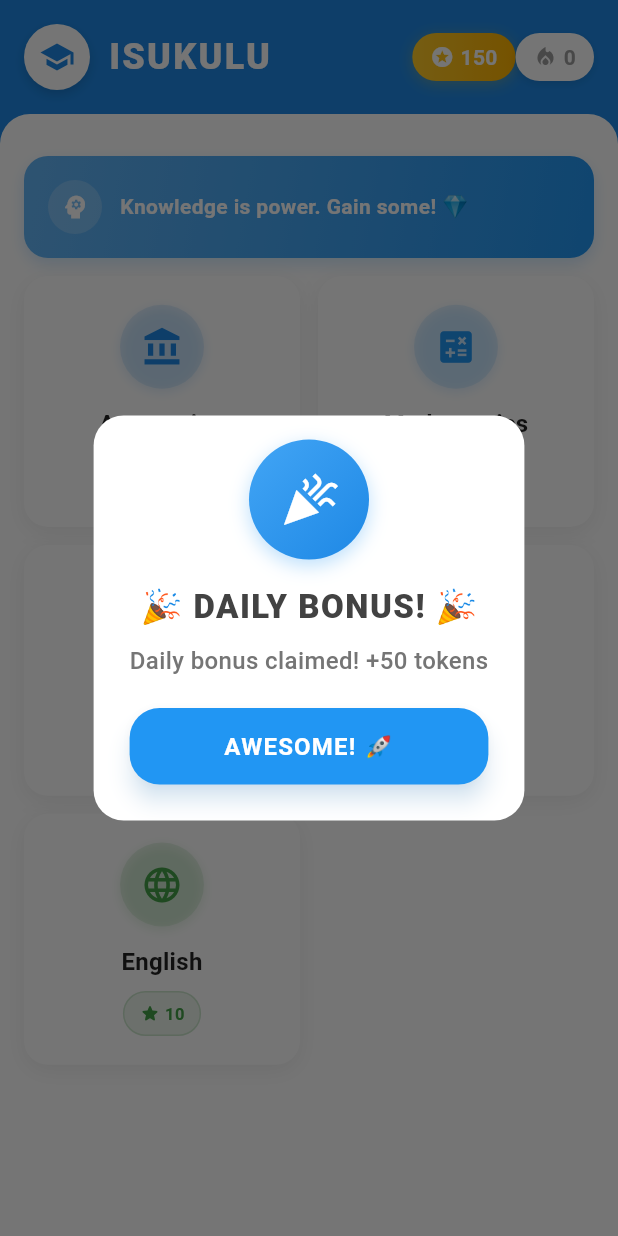
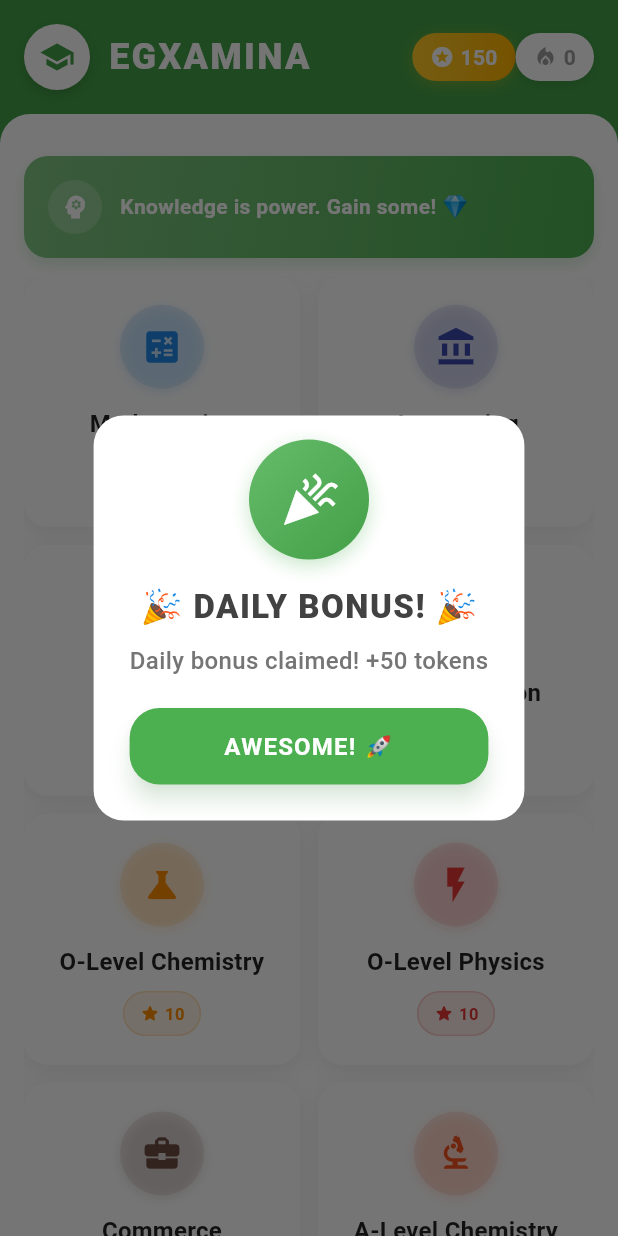
Before and after one commit to johnakabwela-lang/egxamina, a Flutter app: the QuizScreen screen opened directly, after a tap on "🎁 DAILY GIFT!", on a phone screen of 412 x 824 dp. Run offline on Flutter 3.47's test engine with Material 3 defaults, Android fonts, the phone set to English and light mode, and no system bars; our stand-ins replace audioplayers, cloud_firestore, dio, firebase_auth, firebase_core, firebase_database and 5 more; missing offline and left inert: flutter_pdfview; accounts and stored records are empty; network calls fail; statements that could not run were skipped.

Commit message:
Update main_quiz_screen.dart

```diff
--- a/lib/screens/main_quiz_screen.dart
+++ b/lib/screens/main_quiz_screen.dart
@@ -1,6 +1,4 @@
-// Mobile-optimized QuizScreen with education color scheme
 import 'dart:convert';
-
 import 'package:flutter/material.dart';
 import 'package:ultsukulu/managers/streak_manager.dart';
 import 'package:ultsukulu/managers/token_manager.dart';
@@ -187,14 +185,14 @@ class _QuizScreenState extends State<QuizScreen> {
               padding: const EdgeInsets.all(20),
               decoration: BoxDecoration(
                 gradient: LinearGradient(
-                  colors: [Colors.blue.shade400, Colors.blue.shade600],
+                  colors: [Colors.green.shade400, Colors.green.shade600],
                   begin: Alignment.topLeft,
                   end: Alignment.bottomRight,
                 ),
                 shape: BoxShape.circle,
                 boxShadow: [
                   BoxShadow(
-                    color: Colors.blue.withOpacity(0.3),
+                    color: Colors.green.withOpacity(0.3),
                     blurRadius: 10,
                     offset: const Offset(0, 4),
                   ),
@@ -232,14 +230,14 @@ class _QuizScreenState extends State<QuizScreen> {
               child: ElevatedButton(
                 onPressed: () => Navigator.pop(context),
                 style: ElevatedButton.styleFrom(
-                  backgroundColor: Colors.blue.shade500,
+                  backgroundColor: Colors.green.shade500,
                   foregroundColor: Colors.white,
                   padding: const EdgeInsets.symmetric(vertical: 14),
                   shape: RoundedRectangleBorder(
                     borderRadius: BorderRadius.circular(20),
                   ),
                   elevation: 6,
-                  shadowColor: Colors.blue.withOpacity(0.3),
+                  shadowColor: Colors.green.withOpacity(0.3),
                 ),
                 child: const Text(
                   'AWESOME! 🚀',
@@ -268,8 +266,8 @@ class _QuizScreenState extends State<QuizScreen> {
           TextButton(
             onPressed: () => Navigator.pop(context),
             style: TextButton.styleFrom(
-              backgroundColor: Colors.blue.shade100,
-              foregroundColor: Colors.blue.shade700,
+              backgroundColor: Colors.green.shade100,
+              foregroundColor: Colors.green.shade700,
               shape: RoundedRectangleBorder(
                 borderRadius: BorderRadius.circular(15),
               ),
@@ -376,7 +374,7 @@ class _QuizScreenState extends State<QuizScreen> {
   @override
   Widget build(BuildContext context) {
     return Scaffold(
-      backgroundColor: Colors.blue.shade600, // Education blue background
+      backgroundColor: Colors.green.shade600, // Duolingo green background
       body: SafeArea(
         child: Column(
           children: [
@@ -434,12 +432,12 @@ class _QuizScreenState extends State<QuizScreen> {
                 ),
               ],
             ),
-            child: Icon(Icons.school, color: Colors.blue.shade600, size: 24),
+            child: Icon(Icons.school, color: Colors.green.shade600, size: 24),
           ),
           const SizedBox(width: 12),
           const Expanded(
             child: Text(
-              'ISUKULU',
+              'EGXAMINA',
               style: TextStyle(
                 fontSize: 24,
                 fontWeight: FontWeight.w900,
@@ -502,14 +500,14 @@ class _QuizScreenState extends State<QuizScreen> {
           margin: const EdgeInsets.only(bottom: 12),
           decoration: BoxDecoration(
             gradient: LinearGradient(
-              colors: [Colors.blue.shade400, Colors.blue.shade600],
+              colors: [Colors.green.shade400, Colors.green.shade600],
               begin: Alignment.topLeft,
               end: Alignment.bottomRight,
             ),
             borderRadius: BorderRadius.circular(16),
             boxShadow: [
               BoxShadow(
-                color: Colors.blue.withOpacity(0.3),
+                color: Colors.green.withOpacity(0.3),
                 blurRadius: 8,
                 offset: const Offset(0, 4),
               ),
@@ -574,14 +572,14 @@ class _QuizScreenState extends State<QuizScreen> {
         padding: const EdgeInsets.all(16),
         decoration: BoxDecoration(
           gradient: LinearGradient(
-            colors: [Colors.blue.shade300, Colors.blue.shade500],
+            colors: [Colors.green.shade300, Colors.green.shade500],
             begin: Alignment.topLeft,
             end: Alignment.bottomRight,
           ),
           borderRadius: BorderRadius.circular(16),
           boxShadow: [
             BoxShadow(
-              color: Colors.blue.withOpacity(0.2),
+              color: Colors.green.withOpacity(0.2),
               blurRadius: 8,
               offset: const Offset(0, 4),
             ),
@@ -629,17 +627,9 @@ class _QuizScreenState extends State<QuizScreen> {
         childAspectRatio: 1.1, // Optimized for mobile
         children: [
           SubjectCard(
-            title: 'Accounting',
-            icon: Icons.account_balance,
-            color: Colors.blue.shade600,
-            tokenCost: TokenManager.QUIZ_COST,
-            onTap: () =>
-                _startQuiz(context, 'Accounting', 'accounting_questions.json'),
-          ),
-          SubjectCard(
             title: 'Mathematics',
             icon: Icons.calculate,
-            color: Colors.blue.shade500,
+            color: Colors.blue.shade600,
             tokenCost: TokenManager.QUIZ_COST,
             onTap: () => _startQuiz(
               context,
@@ -648,26 +638,97 @@ class _QuizScreenState extends State<QuizScreen> {
             ),
           ),
           SubjectCard(
-            title: 'Science',
-            icon: Icons.science,
-            color: Colors.blue.shade700,
+            title: 'Accounting',
+            icon: Icons.account_balance,
+            color: Colors.indigo.shade600,
             tokenCost: TokenManager.QUIZ_COST,
             onTap: () =>
-                _startQuiz(context, 'Science', 'science_questions.json'),
+                _startQuiz(context, 'Accounting', 'accounting_questions.json'),
           ),
           SubjectCard(
-            title: 'History',
-            icon: Icons.history_edu,
-            color: Colors.blue.shade400,
+            title: 'Geography',
+            icon: Icons.public,
+            color: Colors.green.shade600,
             tokenCost: TokenManager.QUIZ_COST,
             onTap: () =>
-                _startQuiz(context, 'History', 'history_questions.json'),
+                _startQuiz(context, 'Geography', 'geography_questions.json'),
+          ),
+          SubjectCard(
+            title: 'Civic Education',
+            icon: Icons.how_to_vote,
+            color: Colors.purple.shade600,
+            tokenCost: TokenManager.QUIZ_COST,
+            onTap: () => _startQuiz(
+              context,
+              'Civic Education',
+              'civic_education_questions.json',
+            ),
+          ),
+          SubjectCard(
+            title: 'O-Level Chemistry',
+            icon: Icons.science,
+            color: Colors.orange.shade600,
+            tokenCost: TokenManager.QUIZ_COST,
+            onTap: () => _startQuiz(
+              context,
+              'O-Level Chemistry',
+              'olevel_chemistry_questions.json',
+            ),
+          ),
+          SubjectCard(
+            title: 'O-Level Physics',
+            icon: Icons.flash_on,
+            color: Colors.red.shade600,
+            tokenCost: TokenManager.QUIZ_COST,
+            onTap: () => _startQuiz(
+              context,
+              'O-Level Physics',
+              'olevel_physics_questions.json',
+            ),
+          ),
+          SubjectCard(
+            title: 'Commerce',
+            icon: Icons.business_center,
+            color: Colors.brown.shade600,
+            tokenCost: TokenManager.QUIZ_COST,
+            onTap: () =>
+                _startQuiz(context, 'Commerce', 'commerce_questions.json'),
+          ),
+          SubjectCard(
+            title: 'A-Level Chemistry',
+            icon: Icons.biotech,
+            color: Colors.deepOrange.shade600,
+            tokenCost: TokenManager.QUIZ_COST,
+            onTap: () => _startQuiz(
+              context,
+              'A-Level Chemistry',
+              'alevel_chemistry_questions.json',
+            ),
+          ),
+          SubjectCard(
+            title: 'A-Level Physics',
+            icon: Icons.electrical_services,
+            color: Colors.pink.shade600,
+            tokenCost: TokenManager.QUIZ_COST,
+            onTap: () => _startQuiz(
+              context,
+              'A-Level Physics',
+              'alevel_physics_questions.json',
+            ),
+          ),
+          SubjectCard(
+            title: 'Biology',
+            icon: Icons.eco,
+            color: Colors.teal.shade600,
+            tokenCost: TokenManager.QUIZ_COST,
+            onTap: () =>
+                _startQuiz(context, 'Biology', 'biology_questions.json'),
           ),
           // English subject card with mode selection
           SubjectCard(
             title: 'English',
             icon: Icons.language,
-            color: Colors.green.shade600,
+            color: Colors.cyan.shade600,
             tokenCost: TokenManager.QUIZ_COST,
             onTap: () => _showEnglishModeSelection(),
           ),
@@ -740,8 +801,8 @@ class _QuizScreenState extends State<QuizScreen> {
                           decoration: BoxDecoration(
                             gradient: LinearGradient(
                               colors: [
-                                Colors.green.shade400,
-                                Colors.green.shade600,
+                                Colors.cyan.shade400,
+                                Colors.cyan.shade600,
                               ],
                               begin: Alignment.topLeft,
                               end: Alignment.bottomRight,
@@ -749,7 +810,7 @@ class _QuizScreenState extends State<QuizScreen> {
                             borderRadius: BorderRadius.circular(16),
                             boxShadow: [
                               BoxShadow(
-                                color: Colors.green.withOpacity(0.3),
+                                color: Colors.cyan.withOpacity(0.3),
                                 blurRadius: 8,
                                 offset: const Offset(0, 4),
                               ),
@@ -1054,14 +1115,14 @@ class _QuizScreenState extends State<QuizScreen> {
                       _showTokenShop();
                     },
                     style: ElevatedButton.styleFrom(
-                      backgroundColor: Colors.blue.shade500,
+                      backgroundColor: Colors.green.shade500,
                       foregroundColor: Colors.white,
                       padding: const EdgeInsets.symmetric(vertical: 12),
                       shape: RoundedRectangleBorder(
                         borderRadius: BorderRadius.circular(16),
                       ),
                       elevation: 6,
-                      shadowColor: Colors.blue.withOpacity(0.3),
+                      shadowColor: Colors.green.withOpacity(0.3),
                     ),
                     child: const Text(
                       'GET TOKENS! 💰',
@@ -1080,7 +1141,6 @@ class _QuizScreenState extends State<QuizScreen> {
     );
   }
 }
-
 // Simplified Subject Card - Mobile optimized
 class SubjectCard extends StatelessWidget {
   final String title;
```
